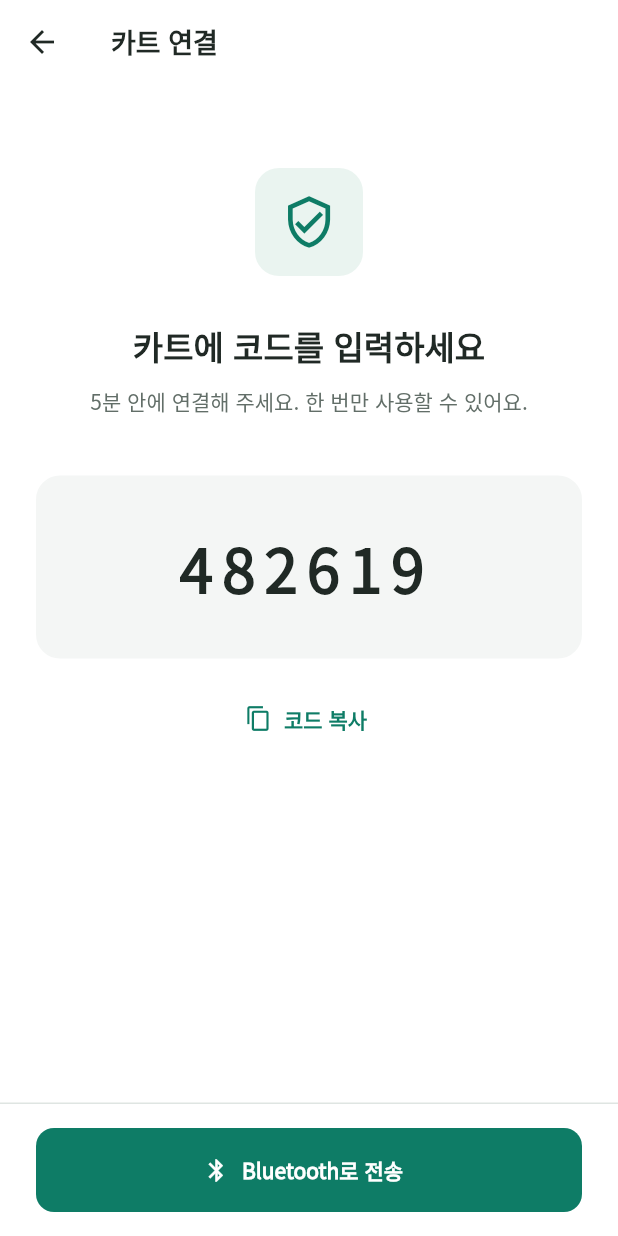
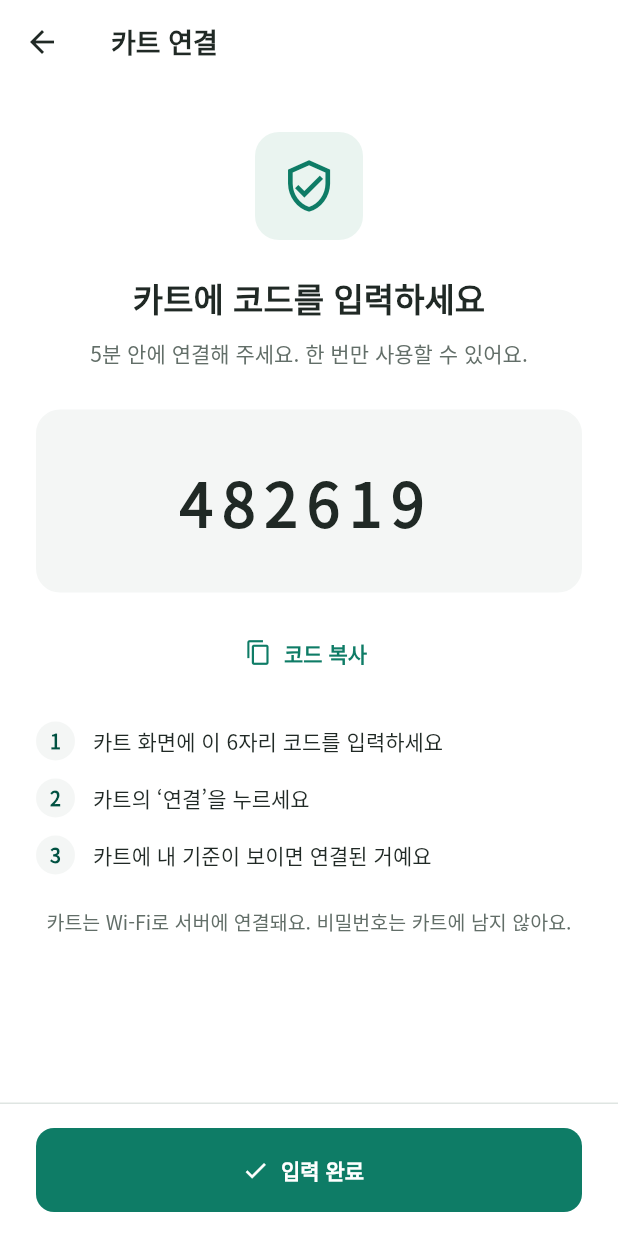
Before and after one commit to seojaeohcode/safe-byte, a Flutter app: the PairingCodeScreen screen opened directly, on a phone screen of 412 x 824 dp. Run offline on Flutter 3.47's test engine with Material 3 defaults, Android fonts, the phone set to English and light mode, and no system bars; our stand-ins replace image_picker, permission_handler, shared_preferences; missing offline and left inert: flutter_reactive_ble; accounts and stored records are empty.

Commit message:
Match the V2 pairing screen to the real cart flow
The cart has no Bluetooth: the user types the one-time code on the cart's
touch screen and the cart exchanges it with the server over Wi-Fi. Replace
the "Bluetooth로 전송" primary action with "입력 완료", add three short steps
that use the cart's own wording, and note that the password never reaches
the cart. Re-captured pairing_code.png; all 26 Flutter tests pass.

Co-Authored-By: Claude Opus 5.5 <noreply@anthropic.com>

```diff
--- a/V2/mobile/lib/main.dart
+++ b/V2/mobile/lib/main.dart
@@ -3,7 +3,6 @@ import 'dart:io';
 import 'dart:async';
 import 'package:flutter/foundation.dart';
 import 'workspace.dart';
-import 'cart_ble.dart';
 import 'package:flutter/services.dart';
 
 import 'package:flutter/material.dart';
--- a/V2/mobile/lib/v2_ui.dart
+++ b/V2/mobile/lib/v2_ui.dart
@@ -426,22 +426,21 @@ class PairingCodeScreen extends StatelessWidget {
   @override
   Widget build(BuildContext context) => Scaffold(
         appBar: AppBar(title: Text(t('카트 연결'))),
+        // The cart has no Bluetooth: the user types this code on the cart's touch screen,
+        // and the cart exchanges it with the server over Wi-Fi.
         bottomNavigationBar: BottomAction(
           child: FilledButton.icon(
-            onPressed: () => Navigator.push(
-              context,
-              MaterialPageRoute(builder: (_) => CartBleScreen(code: code)),
-            ),
-            icon: const Icon(Icons.bluetooth),
-            label: Text(t('Bluetooth로 전송')),
+            onPressed: () => Navigator.pop(context),
+            icon: const Icon(Icons.check),
+            label: Text(t('입력 완료')),
           ),
         ),
         body: ListView(
           padding: const EdgeInsets.all(24),
           children: [
-            const SizedBox(height: 32),
+            const SizedBox(height: 8),
             const Center(child: BrandMark(size: 72)),
-            const SizedBox(height: 32),
+            const SizedBox(height: 24),
             Text(
               t('카트에 코드를 입력하세요'),
               textAlign: TextAlign.center,
@@ -453,7 +452,7 @@ class PairingCodeScreen extends StatelessWidget {
               textAlign: TextAlign.center,
               style: const TextStyle(color: _mutedInk),
             ),
-            const SizedBox(height: 40),
+            const SizedBox(height: 28),
             SurfacePanel(
               color: _paperWarm,
               borderColor: _paperWarm,
@@ -480,6 +479,36 @@ class PairingCodeScreen extends StatelessWidget {
               icon: const Icon(Icons.copy_outlined),
               label: Text(t('코드 복사')),
             ),
+            const SizedBox(height: 16),
+            for (final (i, step) in [
+              '카트 화면에 이 6자리 코드를 입력하세요',
+              '카트의 ‘연결’을 누르세요',
+              '카트에 내 기준이 보이면 연결된 거예요',
+            ].indexed)
+              Padding(
+                padding: const EdgeInsets.symmetric(vertical: 6),
+                child: Row(
+                  children: [
+                    CircleAvatar(
+                      radius: 13,
+                      backgroundColor: _paperWarm,
+                      child: Text(
+                        '${i + 1}',
+                        style: const TextStyle(
+                            fontSize: 13, fontWeight: FontWeight.w700),
+                      ),
+                    ),
+                    const SizedBox(width: 12),
+                    Expanded(child: Text(t(step))),
+                  ],
+                ),
+              ),
+            const SizedBox(height: 16),
+            Text(
+              t('카트는 Wi-Fi로 서버에 연결돼요. 비밀번호는 카트에 남지 않아요.'),
+              textAlign: TextAlign.center,
+              style: const TextStyle(color: _mutedInk, fontSize: 13),
+            ),
           ],
         ),
       );
```
Also changed, not shown: V2/mobile/lib/v2_strings.dart (+30 -0 lines), 3 other files.
